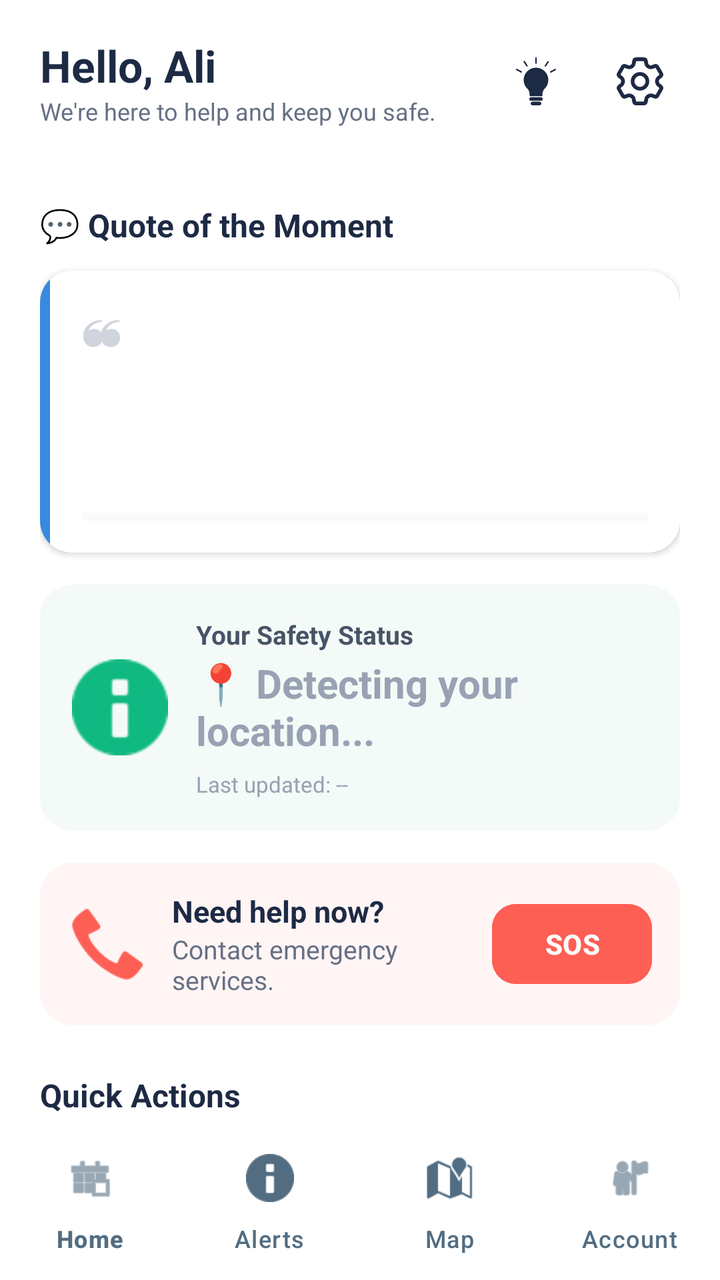
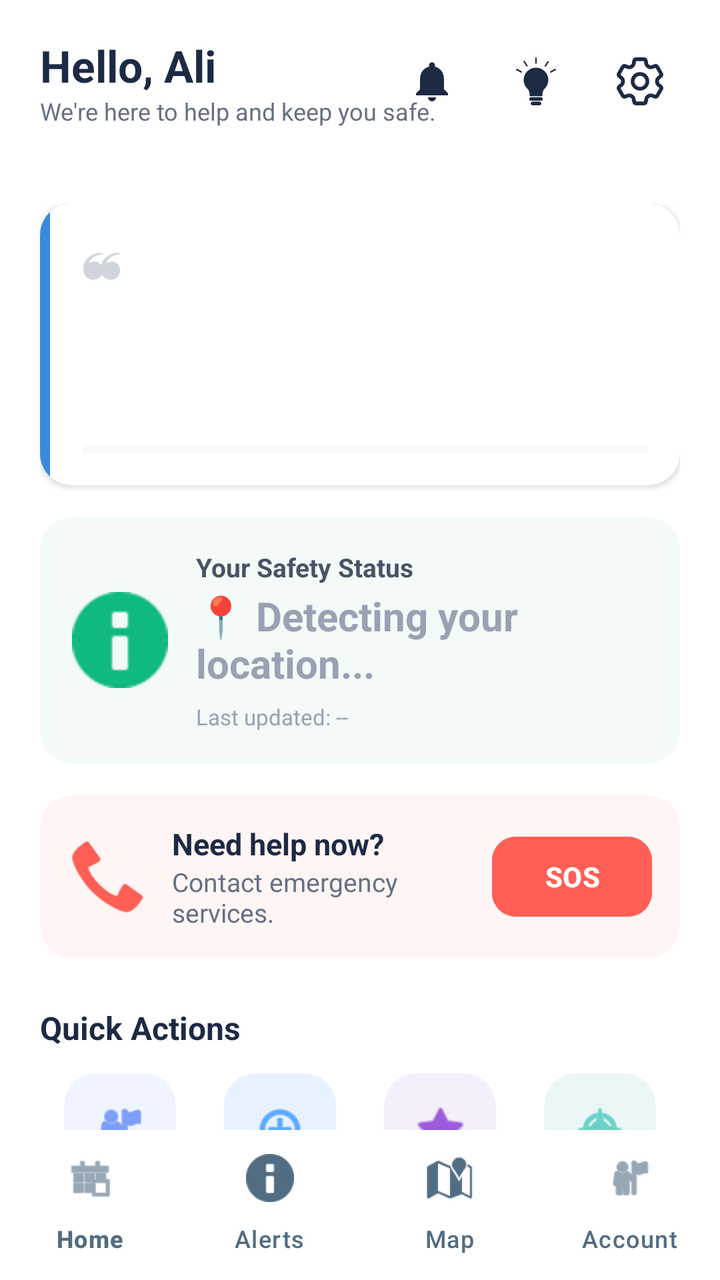

Two renders of the same Android screen: before a commit and after it. Below are the layout's source before the change and the commit's diff.
<!-- AndroidManifest.xml: application theme Theme.Crises -->
<!-- res/layout/activity_home.xml -->
<?xml version="1.0" encoding="utf-8"?>
<RelativeLayout xmlns:android="http://schemas.android.com/apk/res/android"
    xmlns:app="http://schemas.android.com/apk/res-auto"
    android:id="@+id/main"
    android:layout_width="match_parent"
    android:layout_height="match_parent"
    android:background="#FFFFFF">

    
    <com.google.android.material.appbar.AppBarLayout
        android:id="@+id/topAppBar"
        android:layout_width="match_parent"
        android:layout_height="wrap_content"
        android:background="#FFFFFF"
        app:elevation="0dp">

        <RelativeLayout
            android:layout_width="match_parent"
            android:layout_height="wrap_content"
            android:paddingHorizontal="20dp"
            android:paddingVertical="18dp">

            <LinearLayout
                android:layout_width="wrap_content"
                android:layout_height="wrap_content"
                android:layout_alignParentStart="true"
                android:layout_centerVertical="true"
                android:orientation="vertical">

                <TextView
                    android:id="@+id/appBrandName"
                    android:layout_width="wrap_content"
                    android:layout_height="wrap_content"
                    android:text="Hello, Ali"
                    android:textColor="#1D2A44"
                    android:textSize="22sp"
                    android:textStyle="bold" />
                <TextView
                    android:layout_width="wrap_content"
                    android:layout_height="wrap_content"
                    android:text="We're here to help and keep you safe."
                    android:textColor="#667085"
                    android:textSize="12sp" />
            </LinearLayout>

            <LinearLayout
                android:layout_width="wrap_content"
                android:layout_height="wrap_content"
                android:layout_alignParentEnd="true"
                android:layout_centerVertical="true"
                android:gravity="center_vertical"
                android:orientation="horizontal">

                <ImageButton
                    android:id="@+id/notificationBtn"
                    android:layout_width="40dp"
                    android:layout_height="40dp"
                    android:layout_marginEnd="12dp"
                    android:background="?attr/selectableItemBackgroundBorderless"
                    android:padding="8dp"
                    android:scaleType="fitCenter"
                    android:src="@drawable/tips"
                    app:tint="#1D2A44" />

                <ImageButton
                    android:id="@+id/settingsBtn"
                    android:layout_width="40dp"
                    android:layout_height="40dp"
                    android:clickable="true"
                    android:focusable="true"
                    android:background="?attr/selectableItemBackgroundBorderless"
                    android:padding="8dp"
                    android:scaleType="fitCenter"
                    android:src="@drawable/setting"
                    app:tint="#1D2A44" />
            </LinearLayout>
        </RelativeLayout>
    </com.google.android.material.appbar.AppBarLayout>

    
    <ScrollView
        android:layout_width="match_parent"
        android:layout_height="match_parent"
        android:layout_above="@id/bottomNavigation"
        android:layout_below="@id/topAppBar"
        android:clipToPadding="false"
        android:scrollbars="none">

        <LinearLayout
            android:layout_width="match_parent"
            android:layout_height="wrap_content"
            android:orientation="vertical"
            android:padding="20dp">

            
            <TextView
                android:layout_width="wrap_content"
                android:layout_height="wrap_content"
                android:layout_marginBottom="12dp"
                android:text="💬 Quote of the Moment"
                android:textColor="#1D2A44"
                android:textSize="16sp"
                android:textStyle="bold" />

            <include
                android:id="@+id/quoteCardInclude"
                layout="@layout/item_quote_card" />

            
            <androidx.cardview.widget.CardView
                android:id="@+id/safetyCard"
                android:layout_width="match_parent"
                android:layout_height="wrap_content"
                android:layout_marginBottom="16dp"
                app:cardBackgroundColor="#F4FAF7"
                app:cardCornerRadius="16dp"
                app:cardElevation="0dp">

                <RelativeLayout
                    android:layout_width="match_parent"
                    android:layout_height="wrap_content"
                    android:padding="16dp">

                    <ImageView
                        android:id="@+id/shieldIcon"
                        android:layout_width="48dp"
                        android:layout_height="48dp"
                        android:layout_alignParentStart="true"
                        android:layout_centerVertical="true"
                        android:src="@android:drawable/ic_dialog_info"
                        app:tint="#10B981" />

                    <LinearLayout
                        android:layout_width="match_parent"
                        android:layout_height="wrap_content"
                        android:layout_centerVertical="true"
                        android:layout_marginStart="14dp"
                        android:layout_toEndOf="@id/shieldIcon"
                        android:orientation="vertical">

                        <TextView
                            android:layout_width="wrap_content"
                            android:layout_height="wrap_content"
                            android:text="Your Safety Status"
                            android:textColor="#475467"
                            android:textSize="13sp"
                            android:textStyle="bold" />

                        
                        <TextView
                            android:id="@+id/tvSafetyStatus"
                            android:layout_width="wrap_content"
                            android:layout_height="wrap_content"
                            android:layout_marginTop="2dp"
                            android:text="📍 Detecting your location..."
                            android:textColor="#98A2B3"
                            android:textSize="20sp"
                            android:textStyle="bold" />

                        
                        <TextView
                            android:id="@+id/tvSafetyLastUpdated"
                            android:layout_width="wrap_content"
                            android:layout_height="wrap_content"
                            android:layout_marginTop="6dp"
                            android:text="Last updated: --"
                            android:textColor="#98A2B3"
                            android:textSize="11sp" />
                    </LinearLayout>
                </RelativeLayout>
            </androidx.cardview.widget.CardView>
            <androidx.cardview.widget.CardView
                android:id="@+id/profileBanner"
                android:layout_width="match_parent"
                android:layout_height="wrap_content"
                android:layout_marginBottom="16dp"
                android:visibility="gone"
                app:cardBackgroundColor="#FFFBEB"
                app:cardCornerRadius="14dp"
                app:cardElevation="0dp">

                <LinearLayout
                    android:layout_width="match_parent"
                    android:layout_height="wrap_content"
                    android:orientation="horizontal"
                    android:gravity="center_vertical"
                    android:padding="14dp">

                    <ImageView
                        android:layout_width="28dp"
                        android:layout_height="28dp"
                        android:src="@android:drawable/ic_dialog_info"
                        app:tint="#F59E0B"
                        android:layout_marginEnd="12dp" />

                    <LinearLayout
                        android:layout_width="0dp"
                        android:layout_height="wrap_content"
                        android:layout_weight="1"
                        android:orientation="vertical">

                        <TextView
                            android:layout_width="wrap_content"
                            android:layout_height="wrap_content"
                            android:text="Complete your profile"
                            android:textColor="#92400E"
                            android:textSize="13sp"
                            android:textStyle="bold" />

                        <TextView
                            android:layout_width="wrap_content"
                            android:layout_height="wrap_content"
                            android:text="Help emergency services reach you faster."
                            android:textColor="#B45309"
                            android:textSize="11sp"
                            android:layout_marginTop="2dp" />
                    </LinearLayout>

                    <Button
                        android:id="@+id/btnCompleteProfile"
                        android:layout_width="wrap_content"
                        android:layout_height="36dp"
                        android:text="Continue"
                        android:textSize="12sp"
                        android:textColor="#FFFFFF"
                        android:backgroundTint="#F59E0B"
                        android:insetTop="0dp"
                        android:insetBottom="0dp"
                        android:layout_marginStart="10dp"
                        app:cornerRadius="8dp" />

                </LinearLayout>
            </androidx.cardview.widget.CardView>

            
            <androidx.cardview.widget.CardView
                android:layout_width="match_parent"
                android:layout_height="wrap_content"
                android:layout_marginBottom="24dp"
                app:cardBackgroundColor="#FFF5F5"
                app:cardCornerRadius="16dp"
                app:cardElevation="0dp">

                <RelativeLayout
                    android:layout_width="match_parent"
                    android:layout_height="wrap_content"
                    android:padding="14dp">

                    <ImageView
                        android:id="@+id/phoneIcon"
                        android:layout_width="40dp"
                        android:layout_height="40dp"
                        android:layout_alignParentStart="true"
                        android:layout_centerVertical="true"
                        android:src="@android:drawable/stat_sys_phone_call"
                        app:tint="#FE5F55" />

                    <LinearLayout
                        android:layout_width="wrap_content"
                        android:layout_height="wrap_content"
                        android:layout_centerVertical="true"
                        android:layout_marginStart="12dp"
                        android:layout_toStartOf="@id/sosButton"
                        android:layout_toEndOf="@id/phoneIcon"
                        android:orientation="vertical">

                        <TextView
                            android:layout_width="wrap_content"
                            android:layout_height="wrap_content"
                            android:text="Need help now?"
                            android:textColor="#1D2A44"
                            android:textSize="15sp"
                            android:textStyle="bold" />

                        <TextView
                            android:layout_width="wrap_content"
                            android:layout_height="wrap_content"
                            android:text="Contact emergency services."
                            android:textColor="#667085"
                            android:textSize="13sp" />
                    </LinearLayout>

                    <Button
                        android:id="@+id/sosButton"
                        android:layout_width="80dp"
                        android:layout_height="40dp"
                        android:layout_alignParentEnd="true"
                        android:layout_centerVertical="true"
                        android:backgroundTint="#FE5F55"
                        android:insetTop="0dp"
                        android:insetBottom="0dp"
                        android:text="SOS"
                        android:textColor="#FFFFFF"
                        android:textStyle="bold"
                        app:cornerRadius="12dp" />
                </RelativeLayout>
            </androidx.cardview.widget.CardView>

            
            <TextView
                android:layout_width="wrap_content"
                android:layout_height="wrap_content"
                android:layout_marginBottom="12dp"
                android:text="Quick Actions"
                android:textColor="#1D2A44"
                android:textSize="16sp"
                android:textStyle="bold" />

            <LinearLayout
                android:layout_width="match_parent"
                android:layout_height="wrap_content"
                android:layout_marginBottom="24dp"
                android:baselineAligned="false"
                android:orientation="horizontal">

                <LinearLayout
                    android:id="@+id/btnFindShelter"
                    android:layout_width="0dp"
                    android:layout_height="wrap_content"
                    android:layout_weight="1"
                    android:gravity="center"
                    android:orientation="vertical">

                    <androidx.cardview.widget.CardView
                        android:layout_width="56dp"
                        android:layout_height="56dp"
                        app:cardBackgroundColor="#F0F4FF"
                        app:cardCornerRadius="16dp"
                        app:cardElevation="0dp">

                        <ImageView
                            android:layout_width="28dp"
                            android:layout_height="28dp"
                            android:layout_gravity="center"
                            android:src="@android:drawable/ic_menu_myplaces"
                            app:tint="#2F66F6" />
                    </androidx.cardview.widget.CardView>

                    <TextView
                        android:layout_width="wrap_content"
                        android:layout_height="wrap_content"
                        android:layout_marginTop="8dp"
                        android:gravity="center"
                        android:text="Find\nShelter"
                        android:textColor="#1D2A44"
                        android:textSize="12sp"
                        android:textStyle="bold" />
                </LinearLayout>

                <LinearLayout
                    android:id="@+id/btnMedicalHelp"
                    android:layout_width="0dp"
                    android:layout_height="wrap_content"
                    android:layout_weight="1"
                    android:gravity="center"
                    android:orientation="vertical">

                    <androidx.cardview.widget.CardView
                        android:layout_width="56dp"
                        android:layout_height="56dp"
                        app:cardBackgroundColor="#E6F2FF"
                        app:cardCornerRadius="16dp"
                        app:cardElevation="0dp">

                        <ImageView
                            android:layout_width="28dp"
                            android:layout_height="28dp"
                            android:layout_gravity="center"
                            android:src="@android:drawable/ic_menu_add"
                            app:tint="#007AFF" />
                    </androidx.cardview.widget.CardView>

                    <TextView
                        android:layout_width="wrap_content"
                        android:layout_height="wrap_content"
                        android:layout_marginTop="8dp"
                        android:gravity="center"
                        android:text="Medical\nHelp"
                        android:textColor="#1D2A44"
                        android:textSize="12sp"
                        android:textStyle="bold" />
                </LinearLayout>

                <LinearLayout
                    android:id="@+id/btnEmotionalSupport"
                    android:layout_width="0dp"
                    android:layout_height="wrap_content"
                    android:layout_weight="1"
                    android:gravity="center"
                    android:orientation="vertical">

                    <androidx.cardview.widget.CardView
                        android:layout_width="56dp"
                        android:layout_height="56dp"
                        app:cardBackgroundColor="#F5EFFB"
                        app:cardCornerRadius="16dp"
                        app:cardElevation="0dp">

                        <ImageView
                            android:layout_width="28dp"
                            android:layout_height="28dp"
                            android:layout_gravity="center"
                            android:src="@android:drawable/btn_star_big_on"
                            app:tint="#9D5CDB" />
                    </androidx.cardview.widget.CardView>

                    <TextView
                        android:layout_width="wrap_content"
                        android:layout_height="wrap_content"
                        android:layout_marginTop="8dp"
                        android:gravity="center"
                        android:text="Emotional\nSupport"
                        android:textColor="#1D2A44"
                        android:textSize="12sp"
                        android:textStyle="bold" />
                </LinearLayout>

                <LinearLayout
                    android:id="@+id/btnNeeds"
                    android:layout_width="0dp"
                    android:layout_height="80dp"
                    android:layout_weight="1"
                    android:gravity="center"
                    android:orientation="vertical">

                    <androidx.cardview.widget.CardView
                        android:layout_width="56dp"
                        android:layout_height="56dp"
                        app:cardBackgroundColor="#EAF7F6"
                        app:cardCornerRadius="16dp"
                        app:cardElevation="0dp">

                        <ImageView
                            android:layout_width="28dp"
                            android:layout_height="28dp"
                            android:layout_gravity="center"
                            android:src="@android:drawable/ic_menu_compass"
                            app:tint="#14B8A6" />
                    </androidx.cardview.widget.CardView>

                    <TextView
                        android:layout_width="wrap_content"
                        android:layout_height="wrap_content"
                        android:layout_marginTop="8dp"
                        android:gravity="center"
                        android:text="Needs"
                        android:textColor="#1D2A44"
                        android:textSize="12sp"
                        android:textStyle="bold" />
                </LinearLayout>
            </LinearLayout>

            
            <TextView
                android:layout_width="wrap_content"
                android:layout_height="wrap_content"
                android:layout_marginBottom="12dp"
                android:text="📰 Latest News"
                android:textColor="#1D2A44"
                android:textSize="16sp"
                android:textStyle="bold" />

            
            <androidx.cardview.widget.CardView
                android:id="@+id/newsCard"
                android:layout_width="match_parent"
                android:layout_height="wrap_content"
                android:layout_marginBottom="14dp"
                android:clickable="true"
                android:focusable="true"
                android:foreground="?android:attr/selectableItemBackground"
                app:cardBackgroundColor="#FFFFFF"
                app:cardCornerRadius="16dp"
                app:cardElevation="1dp">

                <LinearLayout
                    android:layout_width="match_parent"
                    android:layout_height="wrap_content"
                    android:orientation="vertical"
                    android:padding="16dp">

                    
                    <RelativeLayout
                        android:layout_width="match_parent"
                        android:layout_height="wrap_content"
                        android:layout_marginBottom="10dp">

                        <TextView
                            android:id="@+id/newsCategory"
                            android:layout_width="wrap_content"
                            android:layout_height="wrap_content"
                            android:layout_alignParentStart="true"
                            android:layout_centerVertical="true"
                            android:background="@drawable/badge_blue_bg"
                            android:paddingHorizontal="10dp"
                            android:paddingVertical="4dp"
                            android:text="SAFETY UPDATE"
                            android:textColor="#2F66F6"
                            android:textSize="10sp"
                            android:textStyle="bold"
                            android:letterSpacing="0.08" />

                        <ImageView
                            android:layout_width="20dp"
                            android:layout_height="20dp"
                            android:layout_alignParentEnd="true"
                            android:layout_centerVertical="true"
                            android:src="@android:drawable/ic_menu_more"
                            android:alpha="0.35" />

                    </RelativeLayout>

                    
                    <TextView
                        android:id="@+id/newsTitle"
                        android:layout_width="match_parent"
                        android:layout_height="wrap_content"
                        android:text="New emergency response guidelines released by authorities"
                        android:textColor="#111827"
                        android:textSize="15sp"
                        android:textStyle="bold"
                        android:lineSpacingExtra="3dp"
                        android:layout_marginBottom="12dp" />

                    
                    <View
                        android:layout_width="match_parent"
                        android:layout_height="0.8dp"
                        android:background="#F2F4F7"
                        android:layout_marginBottom="12dp" />

                    
                    <RelativeLayout
                        android:layout_width="match_parent"
                        android:layout_height="wrap_content">

                        <TextView
                            android:id="@+id/newsTag"
                            android:layout_width="wrap_content"
                            android:layout_height="wrap_content"
                            android:layout_alignParentStart="true"
                            android:layout_centerVertical="true"
                            android:text="#Breaking"
                            android:textColor="#9CA3AF"
                            android:textSize="12sp" />

                        <TextView
                            android:layout_width="wrap_content"
                            android:layout_height="wrap_content"
                            android:layout_alignParentEnd="true"
                            android:layout_centerVertical="true"
                            android:text="Read more →"
                            android:textColor="#2F66F6"
                            android:textSize="12sp"
                            android:textStyle="bold" />

                    </RelativeLayout>

                </LinearLayout>

            </androidx.cardview.widget.CardView>
        </LinearLayout>
    </ScrollView>

    
    <com.google.android.material.bottomnavigation.BottomNavigationView
        android:id="@+id/bottomNavigation"
        android:layout_width="match_parent"
        android:layout_height="75dp"
        android:layout_alignParentBottom="true"
        android:background="@drawable/footer_background"
        app:elevation="12dp"
        app:itemIconTint="#526D82"
        app:itemTextColor="#526D82"
        app:labelVisibilityMode="labeled"
        app:menu="@menu/bottom_nav_menu" />

</RelativeLayout>
<!-- res/layout/item_quote_card.xml (included above) -->
<?xml version="1.0" encoding="utf-8"?>
<androidx.cardview.widget.CardView
    xmlns:android="http://schemas.android.com/apk/res/android"
    xmlns:app="http://schemas.android.com/apk/res-auto"
    android:layout_width="match_parent"
    android:layout_height="wrap_content"
    android:layout_marginBottom="16dp"
    app:cardCornerRadius="16dp"
    app:cardElevation="2dp"
    app:cardBackgroundColor="#FFFFFF">

    <LinearLayout
        android:layout_width="match_parent"
        android:layout_height="wrap_content"
        android:orientation="horizontal">

        
        <View
            android:id="@+id/quoteAccentStrip"
            android:layout_width="5dp"
            android:layout_height="match_parent"
            android:background="#378ADD" />

        <LinearLayout
            android:layout_width="match_parent"
            android:layout_height="wrap_content"
            android:orientation="vertical"
            android:padding="16dp">

            
            <TextView
                android:layout_width="wrap_content"
                android:layout_height="wrap_content"
                android:text="❝"
                android:textSize="28sp"
                android:textColor="#D0D5DD"
                android:layout_marginBottom="6dp" />

            
            <TextView
                android:id="@+id/tvQuoteText"
                android:layout_width="match_parent"
                android:layout_height="wrap_content"
                android:text=""
                android:textColor="#1D2A44"
                android:textSize="15sp"
                android:lineSpacingExtra="4dp" />

            
            <TextView
                android:id="@+id/tvQuoteAuthor"
                android:layout_width="wrap_content"
                android:layout_height="wrap_content"
                android:layout_marginTop="10dp"
                android:text=""
                android:textColor="#667085"
                android:textSize="12sp"
                android:textStyle="italic" />

            
            <ProgressBar
                android:id="@+id/quoteProgress"
                style="@style/Widget.AppCompat.ProgressBar.Horizontal"
                android:layout_width="match_parent"
                android:layout_height="4dp"
                android:layout_marginTop="14dp"
                android:max="100"
                android:progress="0"
                android:progressTint="#378ADD"
                android:progressBackgroundTint="#E4E7EC" />

        </LinearLayout>
    </LinearLayout>
</androidx.cardview.widget.CardView>
<!-- resources referenced by this layout -->
<resources>
  <!-- drawable badge_blue_bg (drawable) -->
  <?xml version="1.0" encoding="utf-8"?>
  <shape xmlns:android="http://schemas.android.com/apk/res/android"
      android:shape="rectangle">
      <solid android:color="#EEF2FF" />
      <corners android:radius="6dp" />
  </shape>
  <!-- drawable footer_background (drawable) -->
  <?xml version="1.0" encoding="utf-8"?>
  <shape xmlns:android="http://schemas.android.com/apk/res/android">
      <solid android:color="#FFFFFF" />
      <corners
          android:topLeftRadius="30dp"
          android:topRightRadius="30dp" />
  </shape>
  <!-- drawable setting: png bitmap (drawable, 3784 bytes) -->
  <!-- drawable tips: png bitmap (drawable, 4911 bytes) -->
  <style name="Theme.Crises" parent="Base.Theme.Crises" />
  <style name="Base.Theme.Crises" parent="Theme.Material3.DayNight.NoActionBar">
  
      </style>
</resources>

<!-- the commit's change to res/layout/activity_home.xml (unified diff, before → after) -->
@@ -50,9 +50,37 @@
                 android:layout_centerVertical="true"
                 android:gravity="center_vertical"
                 android:orientation="horizontal">
-
+                <FrameLayout
+                    android:layout_width="40dp"
+                    android:layout_height="40dp"
+                    android:layout_marginEnd="12dp">
+
+                    <ImageButton
+                        android:id="@+id/notificationBtn"
+                        android:layout_width="40dp"
+                        android:layout_height="40dp"
+                        android:background="?attr/selectableItemBackgroundBorderless"
+                        android:padding="8dp"
+                        android:scaleType="fitCenter"
+                        android:src="@drawable/ic_bell"
+                        app:tint="#1D2A44" />
+
+                    <TextView
+                        android:id="@+id/notificationBadge"
+                        android:layout_width="16dp"
+                        android:layout_height="16dp"
+                        android:layout_gravity="top|end"
+                        android:background="@drawable/badge_red_circle"
+                        android:gravity="center"
+                        android:text="1"
+                        android:textColor="#FFFFFF"
+                        android:textSize="9sp"
+                        android:textStyle="bold"
+                        android:visibility="gone" />
+
+                </FrameLayout>
                 <ImageButton
-                    android:id="@+id/notificationBtn"
+                    android:id="@+id/tipsBtn"
                     android:layout_width="40dp"
                     android:layout_height="40dp"
                     android:layout_marginEnd="12dp"
@@ -93,14 +121,7 @@
             android:padding="20dp">
 
             
-            <TextView
-                android:layout_width="wrap_content"
-                android:layout_height="wrap_content"
-                android:layout_marginBottom="12dp"
-                android:text="💬 Quote of the Moment"
-                android:textColor="#1D2A44"
-                android:textSize="16sp"
-                android:textStyle="bold" />
+
 
             <include
                 android:id="@+id/quoteCardInclude"
<!-- resource entries referenced after the edit -->
@@ -7,6 +7,12 @@
       <solid android:color="#EEF2FF" />
       <corners android:radius="6dp" />
   </shape>
+  <!-- drawable badge_red_circle (drawable) -->
+  <?xml version="1.0" encoding="utf-8"?>
+  <shape xmlns:android="http://schemas.android.com/apk/res/android"
+      android:shape="oval">
+      <solid android:color="#E53935" />
+  </shape>
   <!-- drawable footer_background (drawable) -->
   <?xml version="1.0" encoding="utf-8"?>
   <shape xmlns:android="http://schemas.android.com/apk/res/android">
@@ -15,6 +21,16 @@
           android:topLeftRadius="30dp"
           android:topRightRadius="30dp" />
   </shape>
+  <!-- drawable ic_bell (drawable) -->
+  <vector xmlns:android="http://schemas.android.com/apk/res/android"
+      android:width="24dp"
+      android:height="24dp"
+      android:viewportWidth="24"
+      android:viewportHeight="24">
+      <path
+          android:fillColor="#FF000000"
+          android:pathData="M12,22c1.1,0 2,-0.9 2,-2h-4c0,1.1 0.9,2 2,2zM18,16v-5c0,-3.07 -1.63,-5.64 -4.5,-6.32V4c0,-0.83 -0.67,-1.5 -1.5,-1.5s-1.5,0.67 -1.5,1.5v0.68C7.64,5.36 6,7.92 6,11v5l-2,2v1h16v-1l-2,-2z"/>
+  </vector>
   <!-- drawable setting: png bitmap (drawable, 3784 bytes) -->
   <!-- drawable tips: png bitmap (drawable, 4911 bytes) -->
   <style name="Theme.Crises" parent="Base.Theme.Crises" />
